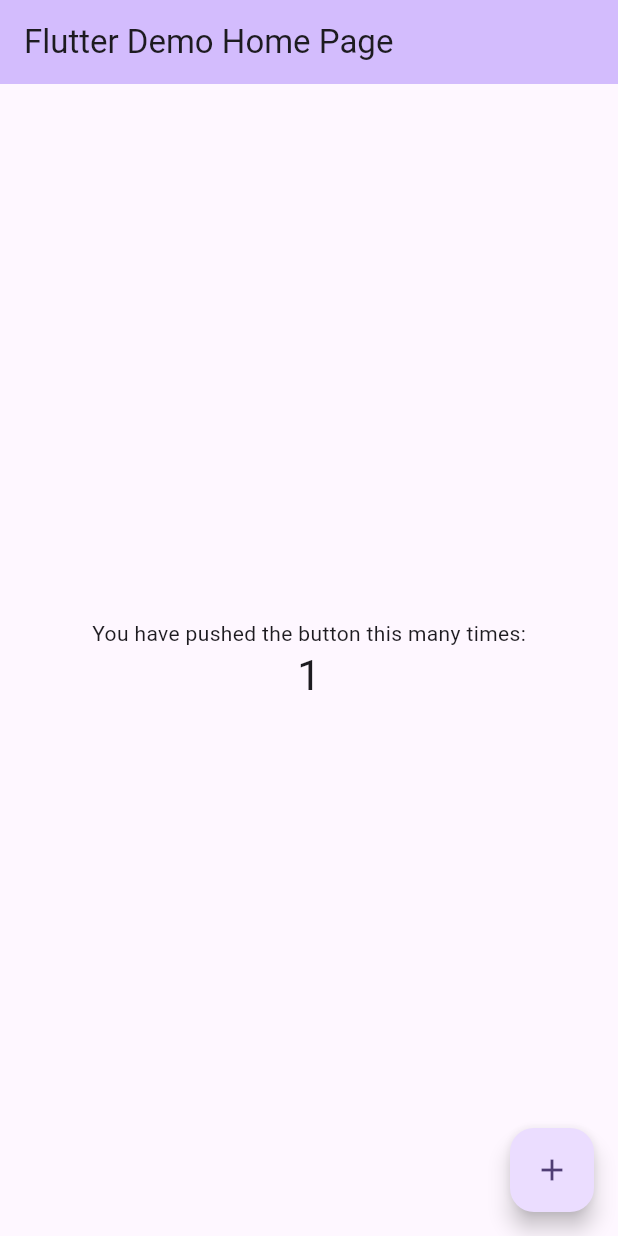
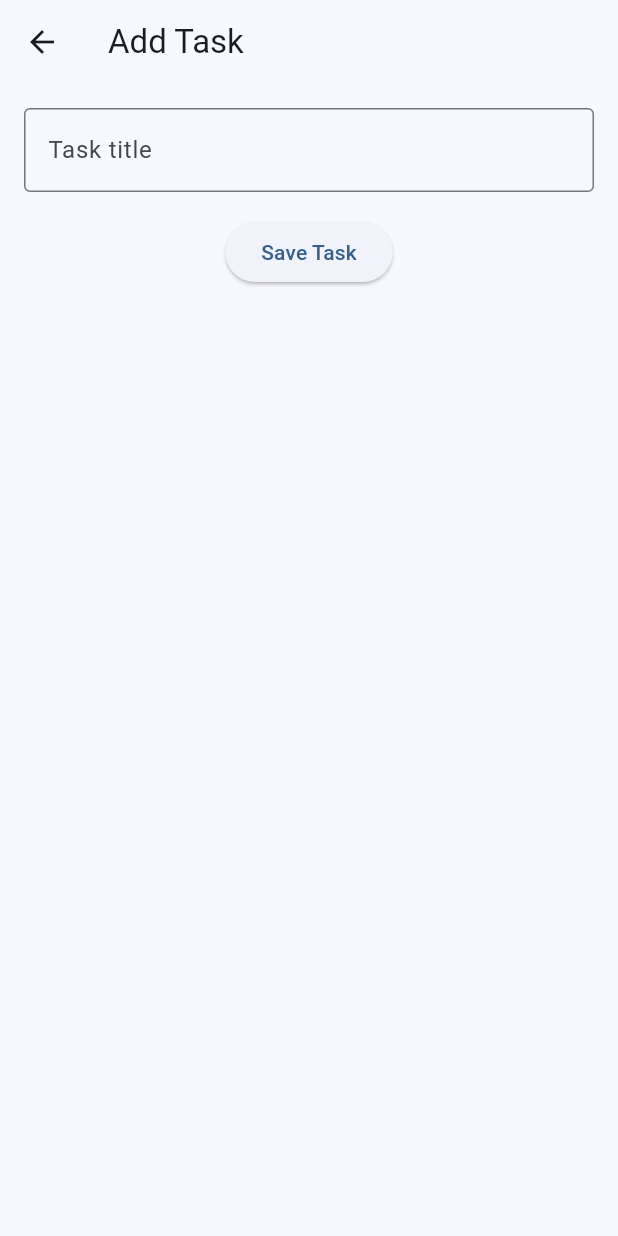
Before and after one commit to andrezarb1/HomeAssignmentCP, a Flutter app: the screen it shows after launch, after a tap on the "add" icon, on a phone screen of 412 x 824 dp. Run offline on Flutter 3.47's test engine with Material 3 defaults, Android fonts, the phone set to English and light mode, and no system bars.

Commit message:
Scaffold task list and added task screen

```diff
--- a/lib/main.dart
+++ b/lib/main.dart
@@ -1,122 +1,77 @@
 import 'package:flutter/material.dart';
 
 void main() {
-  runApp(const MyApp());
+  runApp(const SnapTaskApp());
 }
 
-class MyApp extends StatelessWidget {
-  const MyApp({super.key});
+class SnapTaskApp extends StatelessWidget {
+  const SnapTaskApp({super.key});
 
-  // This widget is the root of your application.
   @override
   Widget build(BuildContext context) {
     return MaterialApp(
-      title: 'Flutter Demo',
-      theme: ThemeData(
-        // This is the theme of your application.
-        //
-        // TRY THIS: Try running your application with "flutter run". You'll see
-        // the application has a purple toolbar. Then, without quitting the app,
-        // try changing the seedColor in the colorScheme below to Colors.green
-        // and then invoke "hot reload" (save your changes or press the "hot
-        // reload" button in a Flutter-supported IDE, or press "r" if you used
-        // the command line to start the app).
-        //
-        // Notice that the counter didn't reset back to zero; the application
-        // state is not lost during the reload. To reset the state, use hot
-        // restart instead.
-        //
-        // This works for code too, not just values: Most code changes can be
-        // tested with just a hot reload.
-        colorScheme: ColorScheme.fromSeed(seedColor: Colors.deepPurple),
-      ),
-      home: const MyHomePage(title: 'Flutter Demo Home Page'),
+      title: 'SnapTask Reminder',
+      debugShowCheckedModeBanner: false,
+      theme: ThemeData(useMaterial3: true, colorSchemeSeed: Colors.blue),
+      home: const TaskListScreen(),
     );
   }
 }
 
-class MyHomePage extends StatefulWidget {
-  const MyHomePage({super.key, required this.title});
-
-  // This widget is the home page of your application. It is stateful, meaning
-  // that it has a State object (defined below) that contains fields that affect
-  // how it looks.
-
-  // This class is the configuration for the state. It holds the values (in this
-  // case the title) provided by the parent (in this case the App widget) and
-  // used by the build method of the State. Fields in a Widget subclass are
-  // always marked "final".
-
-  final String title;
-
-  @override
-  State<MyHomePage> createState() => _MyHomePageState();
-}
-
-class _MyHomePageState extends State<MyHomePage> {
-  int _counter = 0;
-
-  void _incrementCounter() {
-    setState(() {
-      // This call to setState tells the Flutter framework that something has
-      // changed in this State, which causes it to rerun the build method below
-      // so that the display can reflect the updated values. If we changed
-      // _counter without calling setState(), then the build method would not be
-      // called again, and so nothing would appear to happen.
-      _counter++;
-    });
-  }
+class TaskListScreen extends StatelessWidget {
+  const TaskListScreen({super.key});
 
   @override
   Widget build(BuildContext context) {
-    // This method is rerun every time setState is called, for instance as done
-    // by the _incrementCounter method above.
-    //
-    // The Flutter framework has been optimized to make rerunning build methods
-    // fast, so that you can just rebuild anything that needs updating rather
-    // than having to individually change instances of widgets.
     return Scaffold(
-      appBar: AppBar(
-        // TRY THIS: Try changing the color here to a specific color (to
-        // Colors.amber, perhaps?) and trigger a hot reload to see the AppBar
-        // change color while the other colors stay the same.
-        backgroundColor: Theme.of(context).colorScheme.inversePrimary,
-        // Here we take the value from the MyHomePage object that was created by
-        // the App.build method, and use it to set our appbar title.
-        title: Text(widget.title),
+      appBar: AppBar(title: const Text('SnapTask Reminder')),
+      body: const Center(
+        child: Text(
+          'No tasks yet.\nTap + to add one.',
+          textAlign: TextAlign.center,
+          style: TextStyle(fontSize: 18),
+        ),
       ),
-      body: Center(
-        // Center is a layout widget. It takes a single child and positions it
-        // in the middle of the parent.
+      floatingActionButton: FloatingActionButton(
+        onPressed: () {
+          Navigator.push(
+            context,
+            MaterialPageRoute(builder: (_) => const AddTaskScreen()),
+          );
+        },
+        child: const Icon(Icons.add),
+      ),
+    );
+  }
+}
+
+class AddTaskScreen extends StatelessWidget {
+  const AddTaskScreen({super.key});
+
+  @override
+  Widget build(BuildContext context) {
+    return Scaffold(
+      appBar: AppBar(title: const Text('Add Task')),
+      body: Padding(
+        padding: const EdgeInsets.all(16),
         child: Column(
-          // Column is also a layout widget. It takes a list of children and
-          // arranges them vertically. By default, it sizes itself to fit its
-          // children horizontally, and tries to be as tall as its parent.
-          //
-          // Column has various properties to control how it sizes itself and
-          // how it positions its children. Here we use mainAxisAlignment to
-          // center the children vertically; the main axis here is the vertical
-          // axis because Columns are vertical (the cross axis would be
-          // horizontal).
-          //
-          // TRY THIS: Invoke "debug painting" (choose the "Toggle Debug Paint"
-          // action in the IDE, or press "p" in the console), to see the
-          // wireframe for each widget.
-          mainAxisAlignment: MainAxisAlignment.center,
-          children: <Widget>[
-            const Text('You have pushed the button this many times:'),
-            Text(
-              '$_counter',
-              style: Theme.of(context).textTheme.headlineMedium,
+          children: [
+            TextField(
+              decoration: const InputDecoration(
+                labelText: 'Task title',
+                border: OutlineInputBorder(),
+              ),
+            ),
+            const SizedBox(height: 16),
+            ElevatedButton(
+              onPressed: () {
+                Navigator.pop(context);
+              },
+              child: const Text('Save Task'),
             ),
           ],
         ),
       ),
-      floatingActionButton: FloatingActionButton(
-        onPressed: _incrementCounter,
-        tooltip: 'Increment',
-        child: const Icon(Icons.add),
-      ), // This trailing comma makes auto-formatting nicer for build methods.
     );
   }
 }
```
Also changed, not shown: 1 other file.
